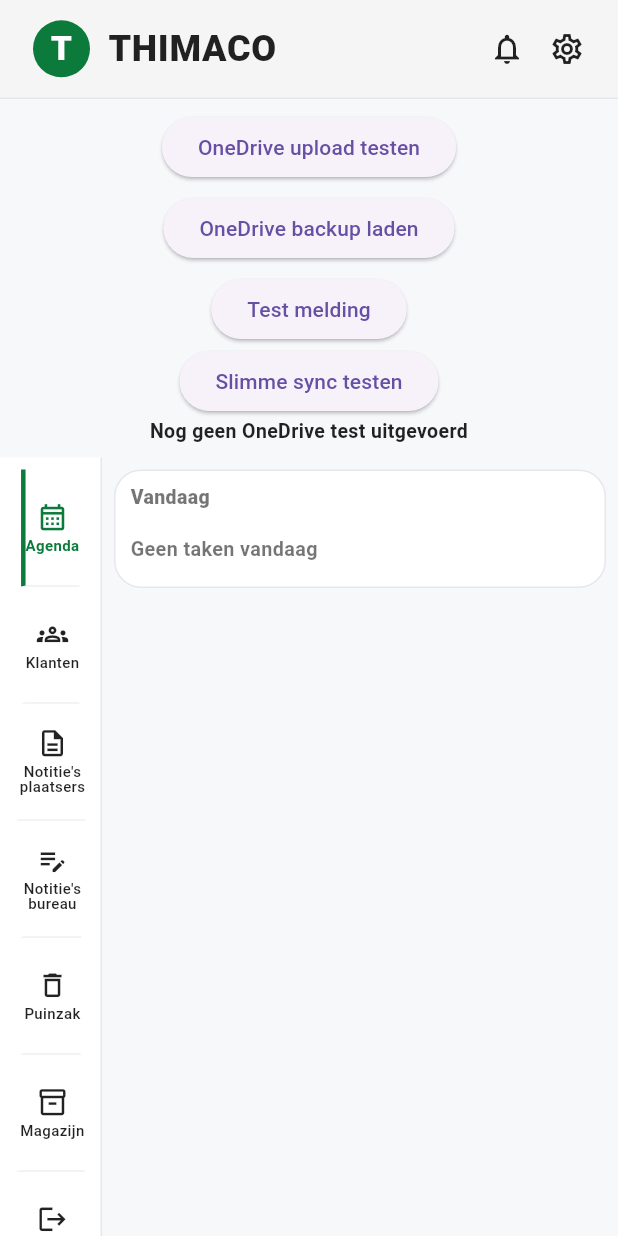
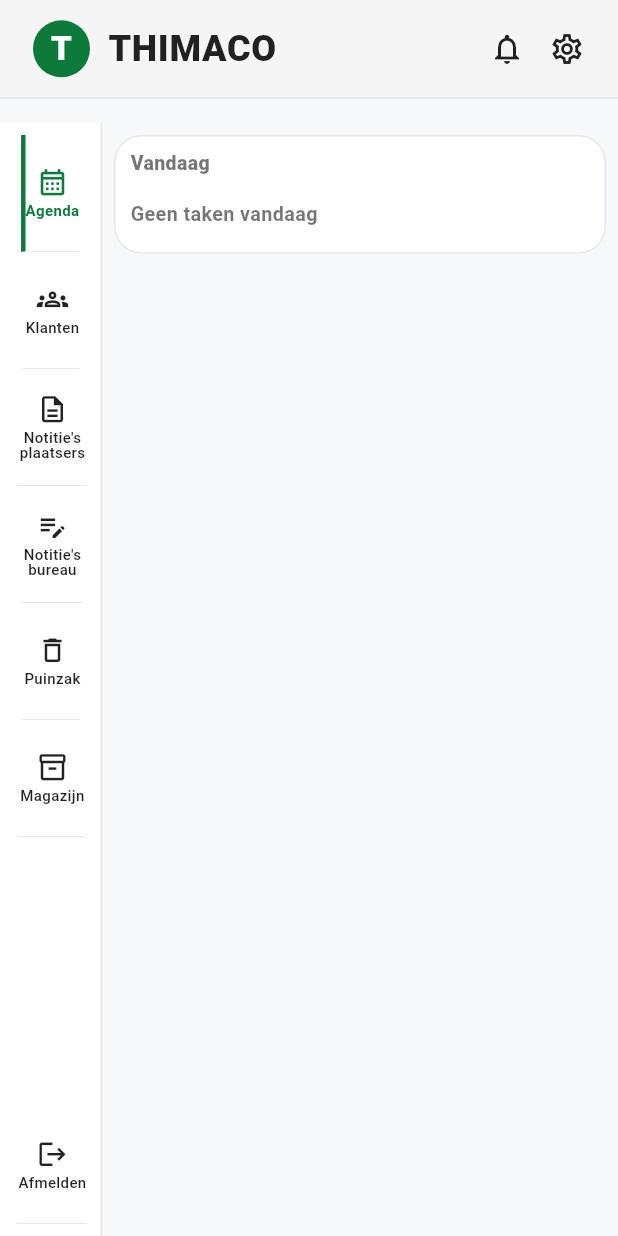
Before and after one commit to GeertLaverge/eerste_app, a Flutter app: the screen it shows after launch, on a phone screen of 412 x 824 dp. Run offline on Flutter 3.47's test engine with Material 3 defaults, Android fonts, the phone set to English and light mode, and no system bars; our stand-ins replace flutter_local_notifications, shared_preferences; missing offline and left inert: msal_auth.

Commit message:
Werk agenda sync en layout bij

```diff
--- a/lib/helpers/Agenda/agenda_item.dart
+++ b/lib/helpers/Agenda/agenda_item.dart
@@ -95,7 +95,7 @@ class AgendaItem {
       minuut: eindMinuut!,
     );
 
-    return '$start - $einde';
+    return '$start\n$einde';
   }
 
   AgendaItem copyWith({
--- a/lib/helpers/Agenda/agenda_route_helper.dart
+++ b/lib/helpers/Agenda/agenda_route_helper.dart
@@ -17,7 +17,7 @@ class AgendaRouteHelper {
 
     if (Platform.isIOS) {
       uri = Uri.parse(
-        'http://maps.apple.com/?q=$encodedAdres',
+        'http://maps.apple.com/?daddr=$encodedAdres&dirflg=d',
       );
     } else {
       uri = Uri.parse(
--- a/lib/paginas/home_pagina_nieuw.dart
+++ b/lib/paginas/home_pagina_nieuw.dart
@@ -1,3 +1,4 @@
+import 'dart:async';
 import 'package:flutter/material.dart';
 
 import '../helpers/homepagina/home_boven_balk.dart';
@@ -18,6 +19,7 @@ class HomePaginaNieuw extends StatefulWidget {
 
 class _HomePaginaNieuwState extends State<HomePaginaNieuw>
     with WidgetsBindingObserver {
+  Timer? _syncTimer;
   static const achtergrond = Color(0xFFF7F8FA);
 
   String syncMelding = 'Nog geen OneDrive test uitgevoerd';
@@ -30,10 +32,23 @@ class _HomePaginaNieuwState extends State<HomePaginaNieuw>
     WidgetsBinding.instance.addPostFrameCallback((_) {
       OneDriveSyncService().slimmeSync();
     });
+
+    _syncTimer = Timer.periodic(
+      const Duration(minutes: 3),
+      (_) async {
+        await OneDriveSyncService().slimmeSync();
+
+        if (mounted) {
+          setState(() {});
+        }
+      },
+    );
   }
 
   @override
   void dispose() {
+    _syncTimer?.cancel();
+
     WidgetsBinding.instance.removeObserver(this);
     super.dispose();
   }
@@ -110,45 +125,7 @@ class _HomePaginaNieuwState extends State<HomePaginaNieuw>
             Padding(
               padding: const EdgeInsets.all(8),
               child: Column(
-                children: [
-                  ElevatedButton(
-                    onPressed: testOneDriveUpload,
-                    child: const Text(
-                      'OneDrive upload testen',
-                    ),
-                  ),
-                  const SizedBox(height: 6),
-                  ElevatedButton(
-                    onPressed: laadOneDriveBackup,
-                    child: const Text(
-                      'OneDrive backup laden',
-                    ),
-                  ),
-                  const SizedBox(height: 6),
-                  ElevatedButton(
-                    onPressed: () async {
-                      await AgendaMeldingService.toonTestMelding();
-                    },
-                    child: const Text(
-                      'Test melding',
-                    ),
-                  ),
-                  ElevatedButton(
-                    onPressed: slimmeSyncTest,
-                    child: const Text(
-                      'Slimme sync testen',
-                    ),
-                  ),
-                  Text(
-                    syncMelding,
-                    textAlign: TextAlign.center,
-                    style: const TextStyle(
-                      fontSize: 13,
-                      fontWeight: FontWeight.w700,
-                      color: Colors.black87,
-                    ),
-                  ),
-                ],
+                children: [],
               ),
             ),
             Expanded(
--- a/pubspec.yaml
+++ b/pubspec.yaml
@@ -2,7 +2,7 @@ name: eerste_app
 description: Eerste Flutter applicatie
 publish_to: 'none'
 
-version: 1.0.0+51
+version: 1.0.0+52
 
 
 environment:
```
Also changed, not shown: lib/helpers/Agenda/agenda_dag_cel.dart (+5 -2 lines), lib/helpers/homepagina/home_zij_menu.dart (+6 -1 lines), lib/paginas/jaar_planning_pagina_nieuw.dart (+37 -0 lines).
